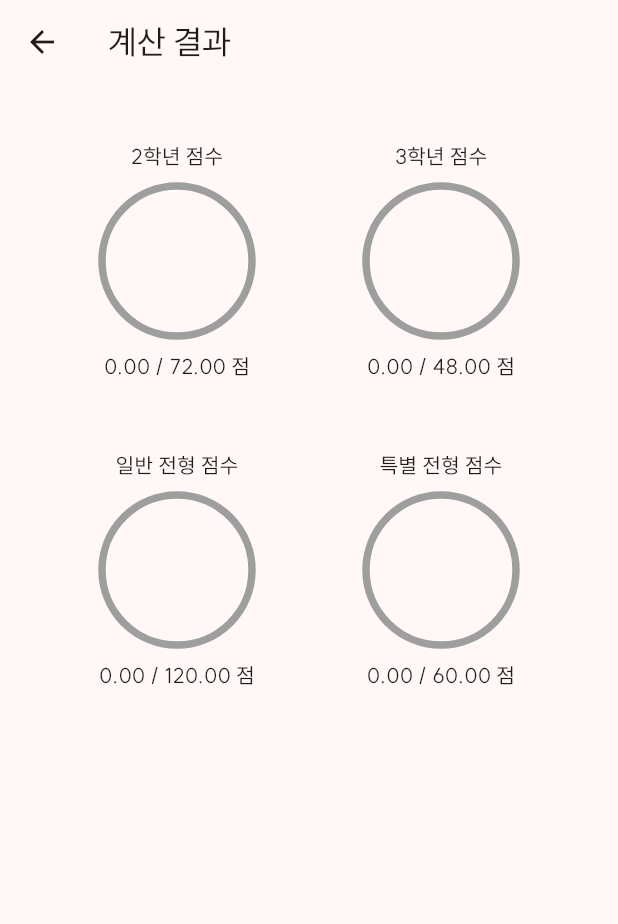
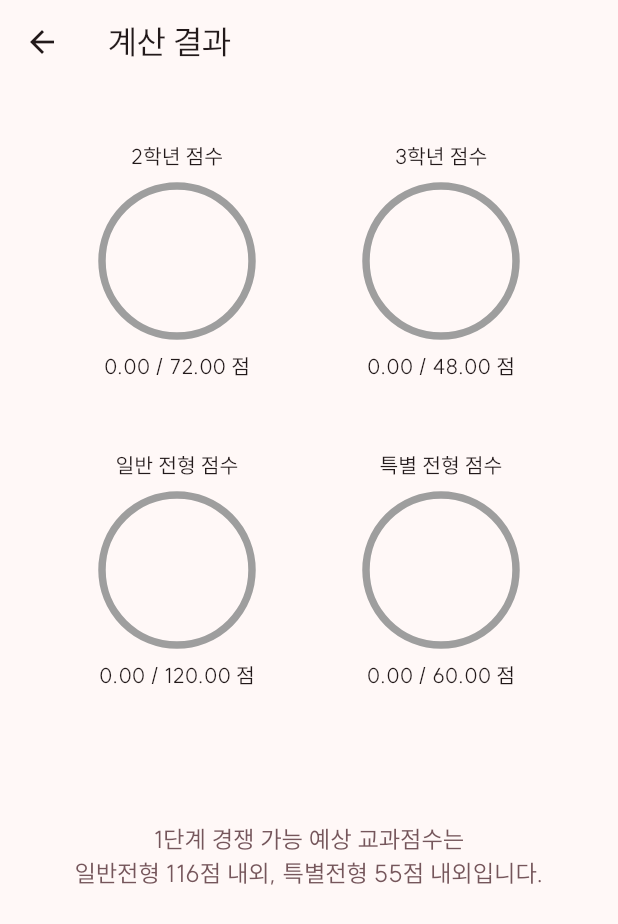
Before and after one commit to sspzoa/dimigo_calculator, a Flutter app: the ResultScreen screen opened directly with empty values, on a phone screen of 412 x 824 dp. Shown: the top 924 px of the screen. Run offline on Flutter 3.47's test engine with Material 3 defaults, Android fonts, the light colour scheme and no system bars; missing offline and left inert: flutter_displaymode; project files that could hold a hidden picture were left out.

Commit message:
remove 2025

```diff
--- a/lib/screens/home_screen.dart
+++ b/lib/screens/home_screen.dart
@@ -21,7 +21,7 @@ class _MainHomePageState extends State<HomeScreen> {
           children: <Widget>[
             const Spacer(),
             Text(
-              '디미고 교과점수계산기 2025',
+              '디미고 교과점수계산기',
               style: titleTextStyle(context),
             ),
             const SizedBox(height: 15),
--- a/lib/screens/input_screen.dart
+++ b/lib/screens/input_screen.dart
@@ -45,6 +45,8 @@ class _InputScreenState extends State<InputScreen> {
       builder: (BuildContext context) {
         return AlertDialog(
           title: Text(semester),
+          backgroundColor: Colors.white,
+          surfaceTintColor: Colors.transparent,
           content: SingleChildScrollView(
             child: ListBody(
               children: subjects
--- a/lib/screens/result_screen.dart
+++ b/lib/screens/result_screen.dart
@@ -1,5 +1,6 @@
+import 'package:flutter/material.dart';
+import 'package:dimigo_calculator/main_theme.dart';
 import 'package:dimigo_calculator/screens/input_screen.dart';
-import 'package:flutter/material.dart';
 
 class ResultScreen extends StatelessWidget {
   const ResultScreen({super.key, required this.scores});
@@ -9,13 +10,17 @@ class ResultScreen extends StatelessWidget {
   @override
   Widget build(BuildContext context) {
     return Scaffold(
-        appBar: AppBar(
-          title: const Text('계산 결과'),
-        ),
-        body: Center(
-          child: Padding(
+      appBar: AppBar(
+        title: const Text('계산 결과'),
+      ),
+      body: Center(
+        child: Column(children: [
+          Padding(
             padding: const EdgeInsets.all(30.0),
             child: GridView.count(
+              padding: const EdgeInsets.all(0),
+              shrinkWrap: true,
+              physics: const NeverScrollableScrollPhysics(),
               crossAxisCount: 2,
               childAspectRatio: 1.0,
               mainAxisSpacing: 30,
@@ -48,7 +53,13 @@ class ResultScreen extends StatelessWidget {
               ],
             ),
           ),
-        ));
+          const SizedBox(height: 50),
+          Text('1단계 경쟁 가능 예상 교과점수는', style: subTitleTextStyle(context)),
+          Text('일반전형 116점 내외, 특별전형 55점 내외입니다.',
+              style: subTitleTextStyle(context)),
+        ]),
+      ),
+    );
   }
 }
 
--- a/pubspec.yaml
+++ b/pubspec.yaml
@@ -16,7 +16,7 @@ publish_to: 'none' # Remove this line if you wish to publish to pub.dev
 # https://developer.apple.com/library/archive/documentation/General/Reference/InfoPlistKeyReference/Articles/CoreFoundationKeys.html
 # In Windows, build-name is used as the major, minor, and patch parts
 # of the product and file versions while build-number is used as the build suffix.
-version: 1.0.0+1
+version: 1.0.0+2
 
 environment:
   sdk: '>=3.2.3 <4.0.0'
```
Also changed, not shown: lib/main.dart (+10 -2 lines), 4 other files.
